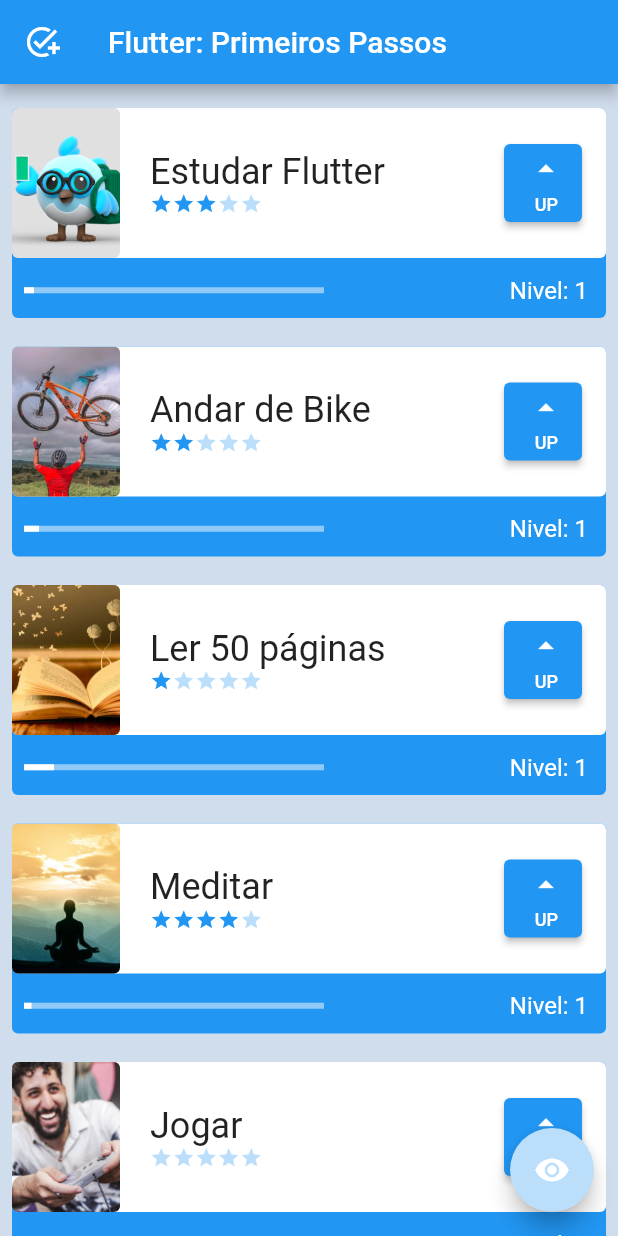
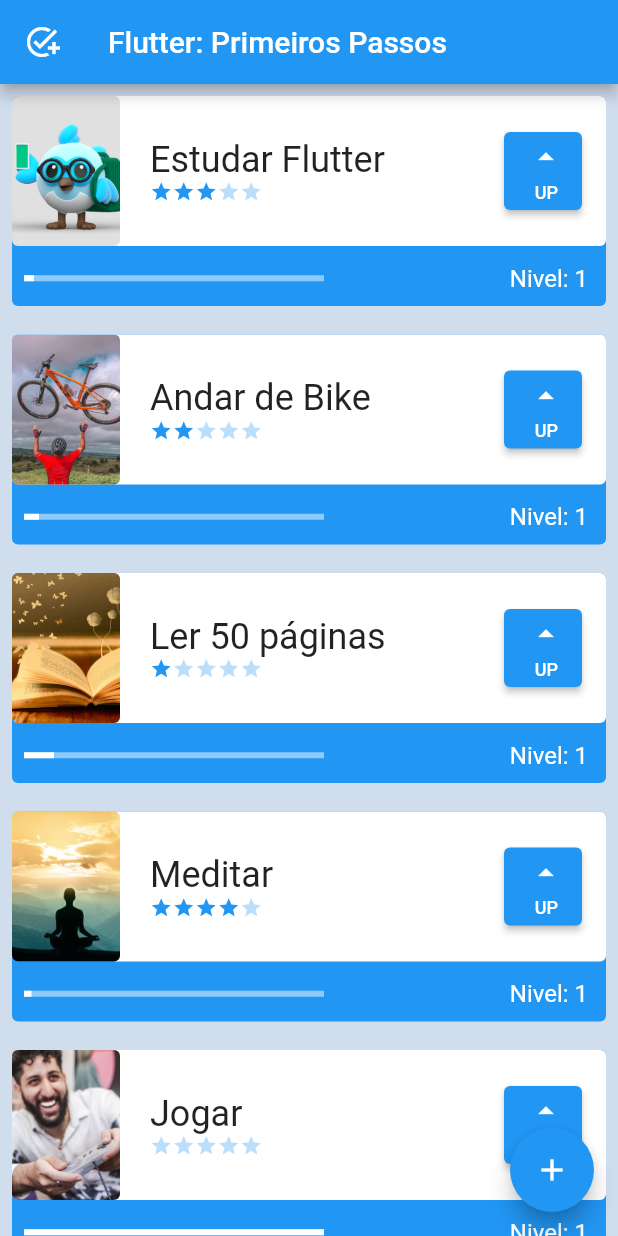
Before and after one commit to marconetsf/flutter1, a Flutter app: the screen it shows after launch, on a phone screen of 412 x 824 dp. Run offline on Flutter 3.47's test engine with Material 2 defaults, Android fonts, the phone set to English and light mode, and no system bars.

```diff
--- a/lib/components/tasks.dart
+++ b/lib/components/tasks.dart
@@ -1,4 +1,3 @@
-
 import 'package:nosso_primeiro_projeto/components/difficulty.dart';
 import 'package:flutter/material.dart';
 
@@ -57,12 +56,19 @@ class _TasksState extends State<Tasks> {
                         ),
                         child: ClipRRect(
                           borderRadius: BorderRadius.circular(4),
-                          child: Image.asset(
-                            widget.foto,
-                            height: 100,
-                            width: 72,
-                            fit: BoxFit.cover,
-                          ),
+                          child: widget.foto.contains('http')
+                              ? Image.network(
+                                  widget.foto,
+                                  height: 100,
+                                  width: 72,
+                                  fit: BoxFit.cover,
+                                )
+                              : Image.asset(
+                                  widget.foto,
+                                  height: 100,
+                                  width: 72,
+                                  fit: BoxFit.cover,
+                                ),
                         ),
                       ),
                       Column(
--- /dev/null
+++ b/lib/data/task_inherited.dart
@@ -0,0 +1,34 @@
+import 'package:flutter/material.dart';
+import 'package:nosso_primeiro_projeto/components/tasks.dart';
+
+class TaskInherited extends InheritedWidget {
+  TaskInherited({
+    Key? key,
+    required Widget child,
+  }) : super(key: key, child: child);
+
+  List<Tasks> tasksList = [
+    Tasks('Estudar Flutter', 'assets/images/flutter.png', 3),
+    Tasks('Andar de Bike', 'assets/images/bike.webp', 2),
+    Tasks('Ler 50 páginas', 'assets/images/ler.jpg', 1),
+    Tasks('Meditar', 'assets/images/meditar.jpeg', 4),
+    Tasks('Jogar', 'assets/images/jogar.jpg', 0,
+    ),
+  ];
+
+  void newTask(String name, String photo, int difficulty) {
+    tasksList.add(Tasks(name, photo, difficulty));
+  }
+
+  static TaskInherited of(BuildContext context) {
+    final TaskInherited? result =
+        context.dependOnInheritedWidgetOfExactType<TaskInherited>();
+    assert(result != null, 'No TaskInherited found in context');
+    return result!;
+  }
+
+  @override
+  bool updateShouldNotify(TaskInherited old) {
+    return old.tasksList.length != tasksList.length;
+  }
+}
--- a/lib/main.dart
+++ b/lib/main.dart
@@ -1,3 +1,6 @@
+import 'package:nosso_primeiro_projeto/data/task_inherited.dart';
+import 'package:nosso_primeiro_projeto/screens/form_screen.dart';
+
 import 'screens/tela_inicial.dart';
 import 'package:flutter/material.dart';
 
@@ -22,7 +25,7 @@ class _MyAppState extends State<MyApp> {
       theme: ThemeData(
         primarySwatch: Colors.blue,
       ),
-      home: InitialScreen(),
+      home: TaskInherited(child: const InitialScreen()),
     );
   }
 }
--- a/lib/screens/tela_inicial.dart
+++ b/lib/screens/tela_inicial.dart
@@ -1,5 +1,7 @@
 import 'package:nosso_primeiro_projeto/components/tasks.dart';
 import 'package:flutter/material.dart';
+import 'package:nosso_primeiro_projeto/data/task_inherited.dart';
+import 'package:nosso_primeiro_projeto/screens/form_screen.dart';
 
 class InitialScreen extends StatefulWidget {
   const InitialScreen({Key? key}) : super(key: key);
@@ -10,48 +12,29 @@ class InitialScreen extends StatefulWidget {
 
 class _InitialScreenState extends State<InitialScreen> {
   @override
-  bool opacidade = true;
-
   Widget build(BuildContext context) {
     return Scaffold(
       appBar: AppBar(
         title: const Text('Flutter: Primeiros Passos'),
         leading: Icon(Icons.add_task),
       ),
-      body: AnimatedOpacity(
-        opacity: opacidade ? 1.0 : 0.0,
-        duration: const Duration(milliseconds: 500),
-        child: Container(
-          color: Color.fromARGB(255, 208, 221, 237),
-          child: ListView(
-            children: const [
-              Padding(
-                padding: EdgeInsets.only(top: 8),
-                child: Tasks('Estudar Flutter', 'assets/images/flutter.png', 3),
-              ),
-              Tasks('Andar de Bike', 'assets/images/bike.webp', 2),
-              Tasks('Ler 50 páginas', 'assets/images/ler.jpg', 1),
-              Tasks('Meditar', 'assets/images/meditar.jpeg', 4),
-              Tasks(
-                'Jogar',
-                'assets/images/jogar.jpg',
-                0,
-              ),
-              SizedBox(
-                height: 100,
-              ),
-            ],
-          ),
+      body: Container(
+        color: Color.fromARGB(255, 208, 221, 237),
+        child: ListView(
+          children: TaskInherited.of(context).tasksList,
         ),
       ),
       floatingActionButton: FloatingActionButton(
         onPressed: () {
-          setState(() {
-            opacidade = !opacidade;
-          });
+          Navigator.push(
+            context,
+            MaterialPageRoute(
+              builder: (contextNew) => FormScreen(taskContext: context,),
+            ),
+          );
         },
-        backgroundColor: Colors.blue[100],
-        child: const Icon(Icons.remove_red_eye),
+        backgroundColor: Colors.blue,
+        child: const Icon(Icons.add),
       ),
     );
   }
```
Also changed, not shown: lib/screens/form_screen.dart (added, +150 -0 lines), assets/images/Nophoto-512.webp (added).
